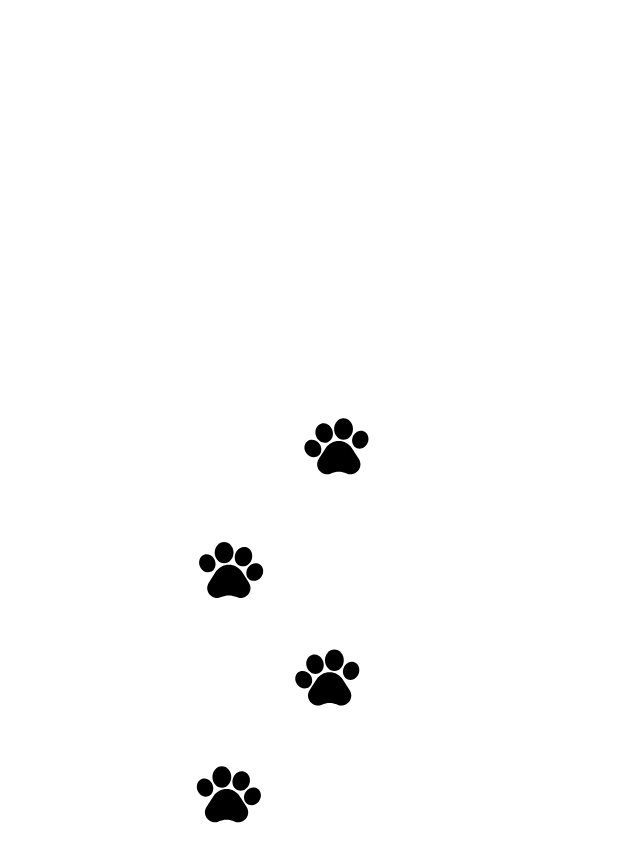
After one commit to natersland/pet-hero-NativeAndroid, an Android app: the layout loading_screen_paw_animation.xml on its own in the app's theme, with its tools: preview values and no code run, on a phone screen of 412 x 824 dp. The commit adds this screen. Shown: the top 862 px of the screen. Run offline under Robolectric (Android 15) with nearby library versions, the phone set to English and light mode, and no system bars.

Commit message:
resolves PPX-789: POC Lottie in Android

```diff
--- /dev/null
+++ b/app/src/main/res/layout/loading_screen_paw_animation.xml
@@ -0,0 +1,17 @@
+<?xml version="1.0" encoding="utf-8"?>
+<androidx.constraintlayout.widget.ConstraintLayout xmlns:android="http://schemas.android.com/apk/res/android"
+    xmlns:app="http://schemas.android.com/apk/res-auto"
+    android:background="@color/white"
+    android:layout_width="match_parent"
+    android:layout_height="match_parent">
+
+    <com.airbnb.lottie.LottieAnimationView
+        android:id="@+id/animationView"
+        android:layout_width="match_parent"
+        android:layout_height="wrap_content"
+        app:layout_constraintBottom_toBottomOf="parent"
+        app:layout_constraintTop_toTopOf="parent"
+        app:lottie_autoPlay="true"
+        app:lottie_loop="true"
+        app:lottie_rawRes="@raw/lottie_paws_animation" />
+</androidx.constraintlayout.widget.ConstraintLayout>
--- a/build.gradle
+++ b/build.gradle
@@ -2,7 +2,7 @@
 plugins {
     id 'com.android.application' version '7.2.1' apply false
     id 'com.android.library' version '7.2.1' apply false
-    id 'org.jetbrains.kotlin.android' version '1.6.10' apply false
+    id 'org.jetbrains.kotlin.android' version '1.7.10' apply false
 }
 
 task clean(type: Delete) {
```
Also changed, not shown: app/build.gradle (+9 -0 lines), app/src/main/java/naters/fantasy/pethero/MainActivity.kt (+8 -0 lines), app/src/main/java/naters/fantasy/pethero/presentation/views/LoadingScreen.kt (added, +50 -0 lines), app/src/main/res/layout/activity_main.xml (+18 -1 lines), app/src/main/res/raw/lottie_paws_animation.json (added, +1 -0 lines).
